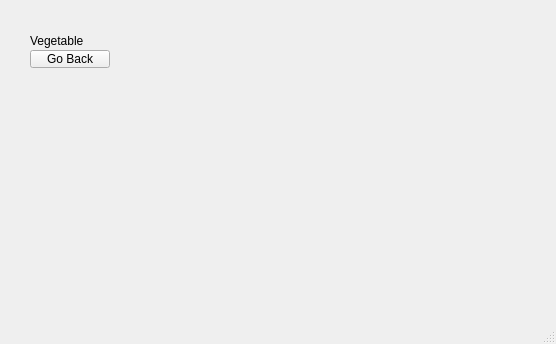
The window that mainwindow.ui (ksheahen/Garden) describes before a commit, drawn with Qt 5.
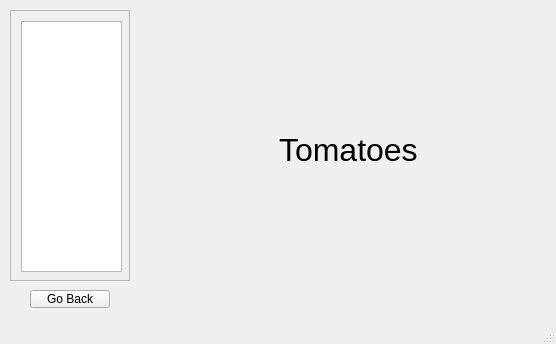
The same window after the commit. The open tabs and pages were chosen to show the change.

Commit message: Added fruits page, button functionality, and list widget.

What changed in the file:
```diff
--- a/mainwindow.ui
+++ b/mainwindow.ui
@@ -99,24 +99,113 @@
      </widget>
     </widget>
     <widget class="QWidget" name="page_2">
-     <widget class="QLabel" name="label">
+     <widget class="QPushButton" name="btnReturn">
       <property name="geometry">
        <rect>
         <x>30</x>
-        <y>20</y>
-        <width>61</width>
-        <height>41</height>
+        <y>290</y>
+        <width>80</width>
+        <height>18</height>
        </rect>
       </property>
       <property name="text">
-       <string>Vegetable</string>
+       <string>Go Back</string>
       </property>
      </widget>
-     <widget class="QPushButton" name="pushButton">
+     <widget class="QScrollArea" name="scrollArea">
       <property name="geometry">
        <rect>
-        <x>30</x>
-        <y>50</y>
+        <x>10</x>
+        <y>10</y>
+        <width>120</width>
+        <height>271</height>
+       </rect>
+      </property>
+      <property name="widgetResizable">
+       <bool>true</bool>
+      </property>
+      <widget class="QWidget" name="scrollAreaWidgetContents">
+       <property name="geometry">
+        <rect>
+         <x>0</x>
+         <y>0</y>
+         <width>118</width>
+         <height>269</height>
+        </rect>
+       </property>
+       <widget class="QListWidget" name="listVegetables">
+        <property name="geometry">
+         <rect>
+          <x>10</x>
+          <y>10</y>
+          <width>101</width>
+          <height>251</height>
+         </rect>
+        </property>
+       </widget>
+      </widget>
+     </widget>
+     <widget class="QStackedWidget" name="swVegetables">
+      <property name="geometry">
+       <rect>
+        <x>149</x>
+        <y>19</y>
+        <width>371</width>
+        <height>291</height>
+       </rect>
+      </property>
+      <property name="currentIndex">
+       <number>0</number>
+      </property>
+      <widget class="QWidget" name="pageDefault"/>
+      <widget class="QWidget" name="pageTomato">
+       <widget class="QLabel" name="lblTomatoTitle">
+        <property name="geometry">
+         <rect>
+          <x>130</x>
+          <y>90</y>
+          <width>181</width>
+          <height>81</height>
+         </rect>
+        </property>
+        <property name="font">
+         <font>
+          <pointsize>24</pointsize>
+         </font>
+        </property>
+        <property name="text">
+         <string>Tomatoes</string>
+        </property>
+       </widget>
+      </widget>
+      <widget class="QWidget" name="pageCucumber">
+       <widget class="QLabel" name="lblCucumberTitle">
+        <property name="geometry">
+         <rect>
+          <x>100</x>
+          <y>90</y>
+          <width>231</width>
+          <height>91</height>
+         </rect>
+        </property>
+        <property name="font">
+         <font>
+          <pointsize>24</pointsize>
+         </font>
+        </property>
+        <property name="text">
+         <string>Cucumbers</string>
+        </property>
+       </widget>
+      </widget>
+     </widget>
+    </widget>
+    <widget class="QWidget" name="page_3">
+     <widget class="QPushButton" name="btnReturn_2">
+      <property name="geometry">
+       <rect>
+        <x>40</x>
+        <y>40</y>
         <width>80</width>
         <height>18</height>
        </rect>
```
Left out of the diff: 2 changed lines with no effect on the pictures. The commit also changes 2 other files.
